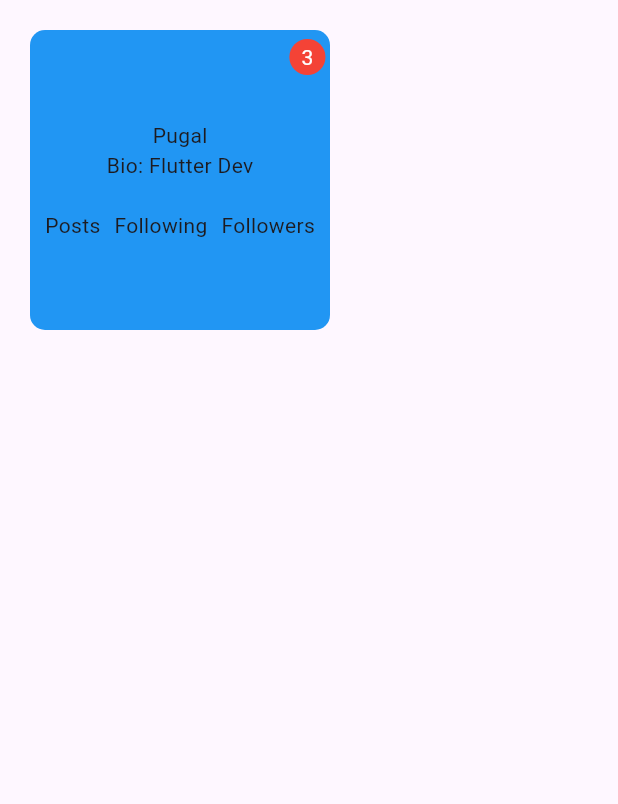
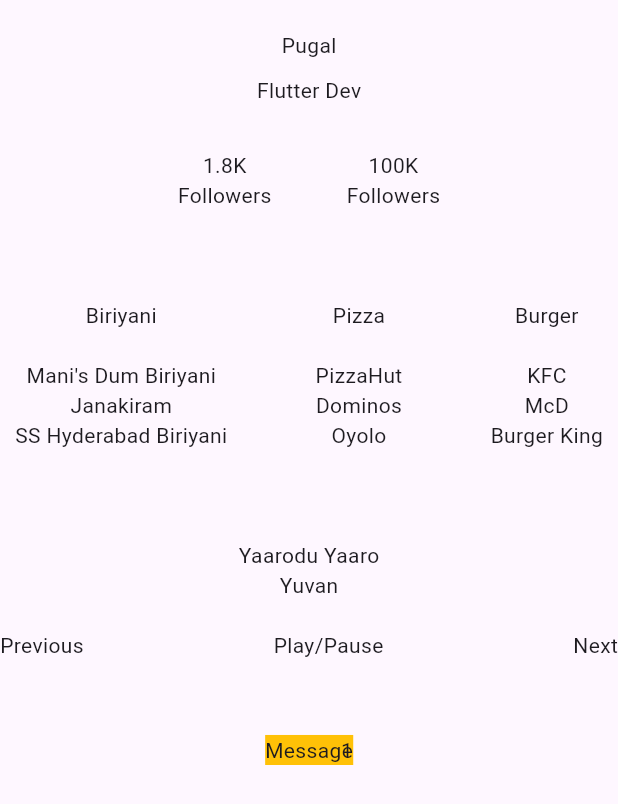
Before and after one commit to pugal6/flutter-tasks, a Flutter app: the screen it shows after launch, on a phone screen of 412 x 824 dp. Shown: the top 804 px of the screen. Run offline on Flutter 3.47's test engine with Material 3 defaults, Android fonts, the phone set to English and light mode, and no system bars.

Commit message:
Added practice tasks of Module 2 - lesson 1

```diff
--- a/module1/lib/tasks/layout_widgets_task.dart
+++ b/module1/lib/tasks/layout_widgets_task.dart
@@ -1,83 +1,140 @@
 import 'package:flutter/material.dart';
 
 class MyApp extends StatelessWidget {
+
   const MyApp({super.key});
 
   @override
   Widget build(BuildContext context) {
-
-
-    //Task 1: Build a small profile section using a Column with a username and short bio.
     return MaterialApp(
       home: Scaffold(
-        body: Column(
+        body: SingleChildScrollView(
+          child: Center(
+            child: Column(
               children: [
-
                 SizedBox(height: 20,),
-            Stack(
-
-              children: [
-
-                Container(
-                  margin: EdgeInsets.only(left: 20),
-                decoration: BoxDecoration(
-                  borderRadius: BorderRadius.circular(10),
-                  color: Colors.blue,
-                ),
-                padding: EdgeInsets.all(10),
-
-                height: 200,
-                width: 200,
-                child: Column(
+                Text("Pugal"),
+                SizedBox(height: 10,),
+                Text("Flutter Dev"),
+                SizedBox(height: 30,),
+                Row(
                   mainAxisAlignment: MainAxisAlignment.center,
                   children: [
-                    Center(
-                      child: Column(
-
+                    Column(
                       children: [
-                  Text("Pugal"),
-                  Text("Bio: Flutter Dev")
+                        Text("1.8K"),
+                       Text("Followers"),
                        ],
                     ),
-                    ),
-                SizedBox(height: 20,),
-                    Row(
-                      mainAxisAlignment: MainAxisAlignment.spaceBetween,
+
+                   SizedBox(width: 50,),
+                   Column(
                     children: [
-                Text("Posts"),
-                Text("Following"),
+                      Text("100K"),
                       Text("Followers")
                     ],
                    )
+                  ],
+                ),
 
 
+          SizedBox(height: 50,),
+
+                Padding(
+                  padding: const EdgeInsets.all(10),
+                  child: Row(
+                    mainAxisAlignment: MainAxisAlignment.spaceBetween,
+                    children: [
+
+                      Column(
+                        children: [
+                          Text("Biriyani"),
+                          SizedBox(height: 20,),
+                          Text("Mani's Dum Biriyani"),
+                          Text("Janakiram"),
+                          Text("SS Hyderabad Biriyani")
+                        ],
+                      ),
+
+
+                      Column(
+                        children: [
+                          Text("Pizza"),
+                          SizedBox(height: 20,),
+                          Text("PizzaHut"),
+                          Text("Dominos"),
+                          Text("Oyolo")
+                        ],
+                      ),
+
+
+                      Column(
+                        children: [
+                          Text("Burger"),
+                          SizedBox(height: 20,),
+                          Text("KFC"),
+                          Text("McD"),
+                          Text("Burger King")
+                        ],
+                      ),
                     ],
                   ),
                 ),
 
-              Positioned(
-  top: 0,
-  right: 3,
-  child: Container(
-    padding: EdgeInsets.all(8),
-    decoration: BoxDecoration(
-      color: Colors.red,
-      shape: BoxShape.circle,
+
+                SizedBox(height: 50,),
+                Column(
+            crossAxisAlignment: CrossAxisAlignment.start,
+            children: [
+
+              Center(
+
+                child: Text("Yaarodu Yaaro"),
               ),
-    child: Text(
-      "3",
+
+              Center(
+
+                child: Text("Yuvan"),
+              ),
+
+              SizedBox(height: 20,),
+
+              Row(
+                mainAxisAlignment: MainAxisAlignment.spaceBetween,
+                children: [
+          Text("Previous"),
+          Text("Play/Pause"),
+          Text("Next")
+                ],
+              )
+            ],
+          ),
+
+
+          SizedBox(height: 50,),
+
+          Column(
+            children: [
+              Stack(
+                alignment: AlignmentGeometry.topRight,
+                children:[
+           Text("Message",
                 style: TextStyle(
-        color: Colors.white,
+          backgroundColor: Colors.amber
+                ),),
+                Text("1")
+                ]
+              )
+            ],
+          )
+              ],
+
+            ),
+
           ),
         ),
       ),
-)
-              ]
-            ),
-          ],
-        ),
-      ),
     );
+  }
 
 }
-}
```
Also changed, not shown: module1/lib/main.dart (line endings or trailing spaces). Lines whose indentation alone changed are shown as unchanged.
